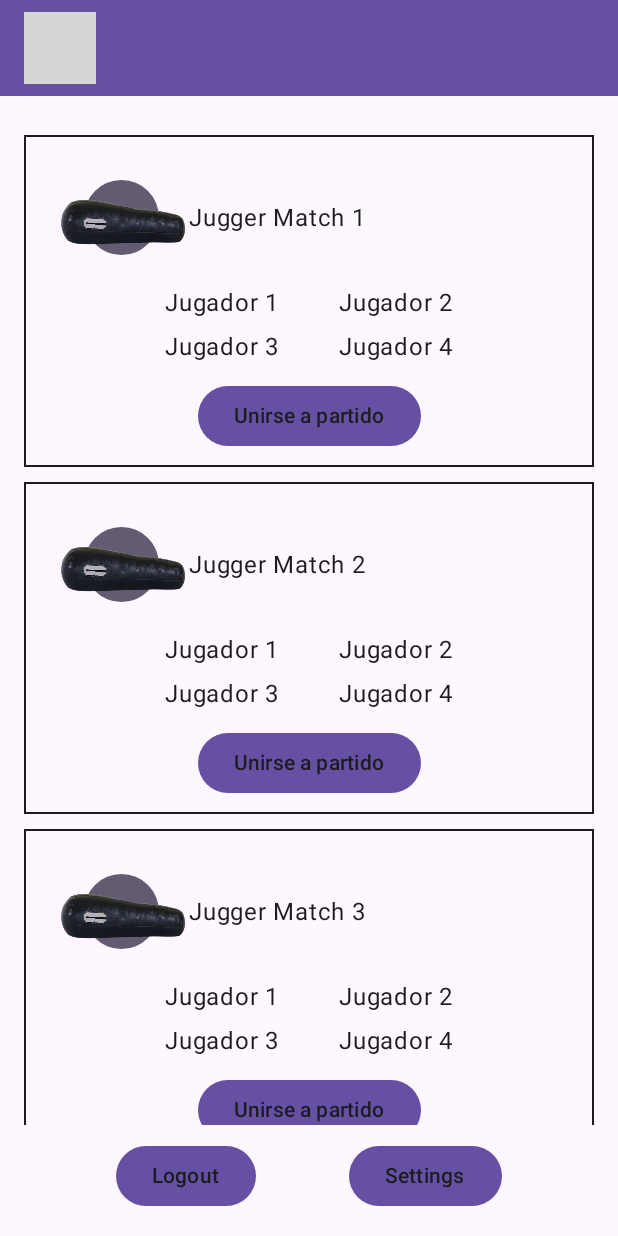
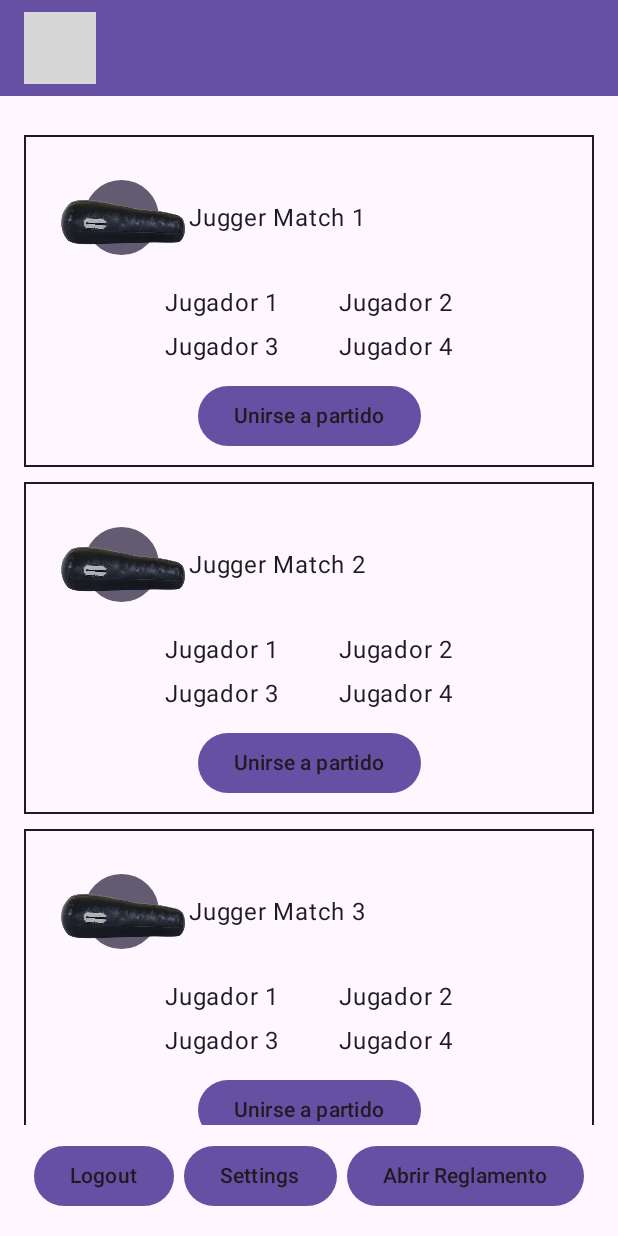
Before and after one commit to abel622215610-source/JuggerML_IA, an Android app built with Jetpack Compose: the Home screen opened through its navigation route, on a phone screen of 412 x 824 dp. Run offline under Robolectric (Android 15) with nearby library versions, the phone set to English and light mode, and no system bars; our stand-ins replace Firebase (no records; nobody signed in at launch, a user with empty details on screens opened directly); grey boxes are pictures that could not be loaded.

Commit message:
Intent reglamento jugger

```diff
--- a/Código_App/JuggerML_IA_GENERATIVA/app/src/main/java/ui/screens/HomeScreen.kt
+++ b/Código_App/JuggerML_IA_GENERATIVA/app/src/main/java/ui/screens/HomeScreen.kt
@@ -1,5 +1,7 @@
 package ui.screens
 
+import android.content.Intent
+import android.net.Uri
 import android.widget.Toast
 import androidx.compose.foundation.Image
 import androidx.compose.foundation.background
@@ -37,6 +39,10 @@ import com.example.juggerml_ia_generativa.R
 @Preview(showBackground = true)
 @Composable
 fun HomeScreen(onLogout: () -> Unit = {}, onSettings: () -> Unit = {}) {
+    val context = LocalContext.current
+    val url = "https://juggerliga.es/reglamento.php"
+    val intentweb = Intent(Intent.ACTION_VIEW,  Uri.parse(url))
+
     // Usamos una Column principal que ocupe toda la pantalla
     Column(
         modifier = Modifier
@@ -162,6 +168,14 @@ fun HomeScreen(onLogout: () -> Unit = {}, onSettings: () -> Unit = {}) {
                     color = MaterialTheme.colorScheme.onBackground
                 )
             }
+            Button(onClick = {
+                context.startActivity(intentweb)
+            }) {
+                Text(
+                    text = "Abrir Reglamento",
+                    color = MaterialTheme.colorScheme.onBackground
+                )
+            }
         }
     }
 }
```
